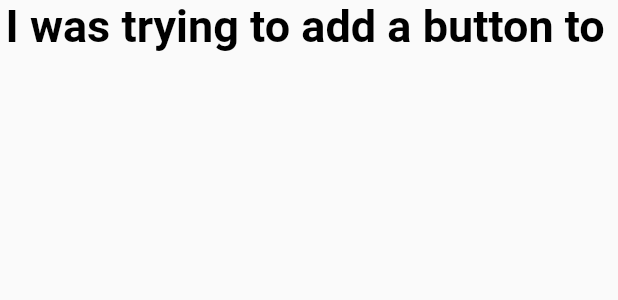
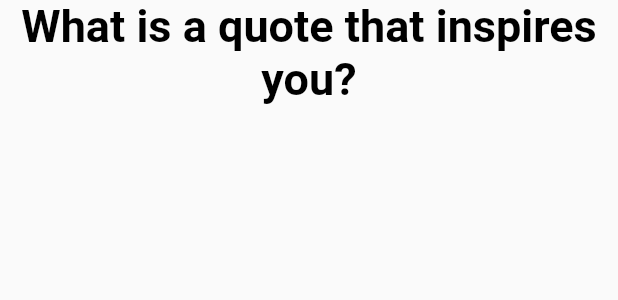
Before and after one commit to rojermaharjan/testock, a Flutter app: the AnimatedTypedText widget shown alone on an empty page, opened directly, on a phone screen of 412 x 824 dp. Shown: the top 300 px of the screen. Run offline on Flutter 3.47's test engine with Material 2 defaults, Android fonts, the phone set to English and light mode, and no system bars.

Commit message:
Test widget refactored

```diff
--- a/lib/common/widget/animated_typed_text.dart
+++ b/lib/common/widget/animated_typed_text.dart
@@ -7,7 +7,7 @@ class AnimatedTypedText extends StatefulWidget {
   @override
   State<StatefulWidget> createState() {
     // TODO: implement createState
-    return QuestionTextState("I was trying to add a button to this page that will (play or pause) the waves animation in the background. code link?");
+    return QuestionTextState("What is a quote that inspires you?");
   }
 }
 
@@ -24,7 +24,7 @@ class QuestionTextState extends State<AnimatedTypedText>
   @override
   void initState() {
     super.initState();
-    final int time=_question.length~/0.05*window.devicePixelRatio.toInt();
+    final int time=_question.length~/0.1;
     controller =
         AnimationController(duration:  Duration(milliseconds: time), vsync: this);
     controller.drive(
```
Also changed, not shown: lib/common/widget/animated_outline_button.dart (+6 -7 lines).
